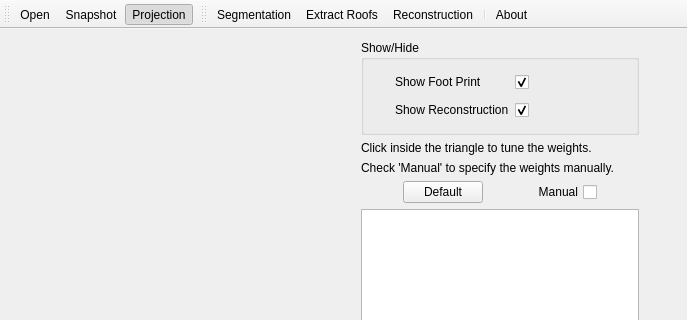
Qt form code/City3D/main_window.ui (tudelft3d/City3D) before a commit; both pictures show x 0 to 687 and y 0 to 320 of the 1000 by 700 pixel window.
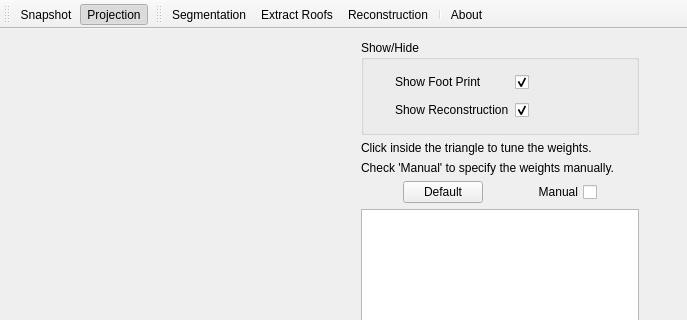
The same form after that commit. Icons and pictures are not drawn.

Patch:
```diff
--- a/code/City3D/main_window.ui
+++ b/code/City3D/main_window.ui
@@ -371,7 +371,6 @@
    <attribute name="toolBarBreak">
     <bool>false</bool>
    </attribute>
-   <addaction name="actionOpen"/>
    <addaction name="actionSnapshot"/>
    <addaction name="actionProjectionMode"/>
   </widget>
@@ -421,21 +420,6 @@
     <string>Snapshot</string>
    </property>
   </action>
-  <action name="actionOpen">
-   <property name="icon">
-    <iconset resource="Resources/City3D.qrc">
-     <normaloff>:/Resources/fileopen.png</normaloff>:/Resources/fileopen.png</iconset>
-   </property>
-   <property name="text">
-    <string>Open</string>
-   </property>
-   <property name="iconText">
-    <string>Open</string>
-   </property>
-   <property name="shortcut">
-    <string>Ctrl+O</string>
-   </property>
-  </action>
   <action name="actionSegmentation">
    <property name="icon">
     <iconset resource="Resources/City3D.qrc">
```
Left out of the diff: 4 changed lines with no effect on the pictures.
